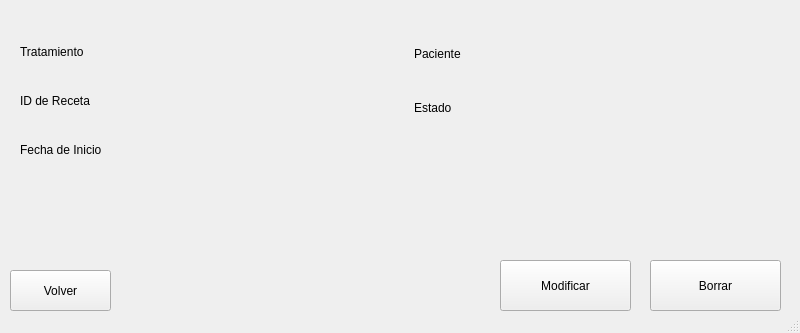
Old version of the form ui/recetas_information.ui in the repository Damapa03/Veterinaria.
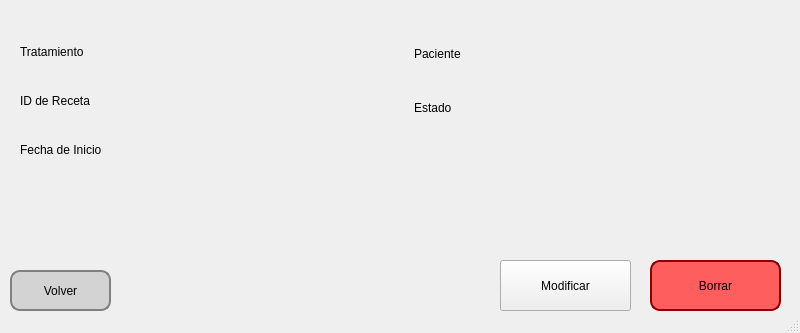
New version of the form.

```diff
--- a/ui/recetas_information.ui
+++ b/ui/recetas_information.ui
@@ -23,6 +23,23 @@
       <height>41</height>
      </rect>
     </property>
+    <property name="styleSheet">
+     <string notr="true">QPushButton {
+    background-color: lightgray;
+    color: black;
+    border: 2px solid gray;
+    border-radius: 10px;
+    padding: 5px;
+}
+
+QPushButton:hover {
+    background-color: silver;
+}
+
+QPushButton:pressed {
+    background-color: darkgray;
+}</string>
+    </property>
     <property name="text">
      <string>Volver</string>
     </property>
@@ -49,6 +66,23 @@
       <height>51</height>
      </rect>
     </property>
+    <property name="styleSheet">
+     <string notr="true">QPushButton {
+    background-color: #ff5e5e;
+    color: black;
+    border: 2px solid #8B0000;
+    border-radius: 10px;
+    padding: 5px;
+}
+
+QPushButton:hover {
+    background-color: #df5252;
+}
+
+QPushButton:pressed {
+    background-color: #cc0000;
+}</string>
+    </property>
     <property name="text">
      <string>Borrar</string>
     </property>
```
